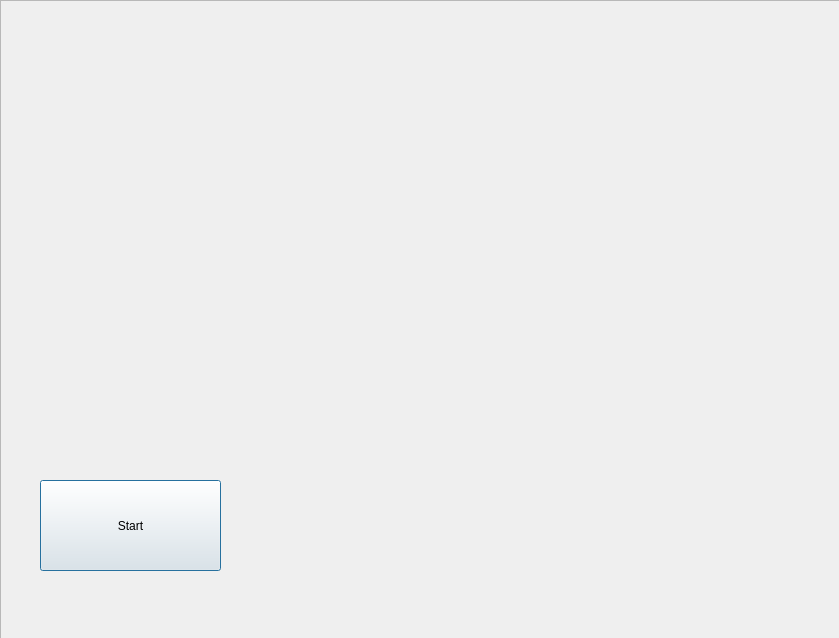
Above: Roxy_Layout.ui from longkimtran/Roxy before the change. Below: the same form after it.
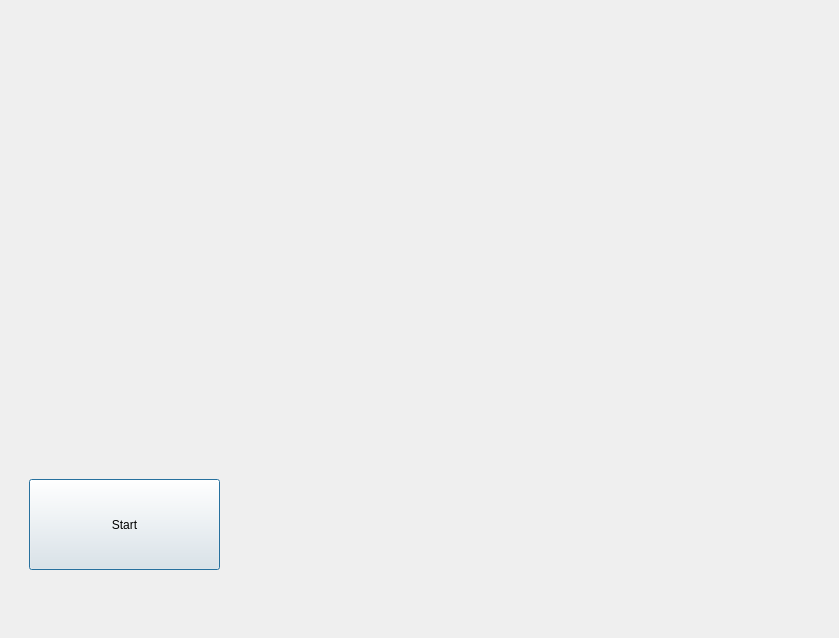
That is the form after the change. Icons and pictures are not drawn.

Commit message: Create layout

Diff of the .ui file:
```diff
--- a/Roxy_Layout.ui
+++ b/Roxy_Layout.ui
@@ -13,11 +13,11 @@
   <property name="windowTitle">
    <string>Dialog</string>
   </property>
-  <widget class="QFrame" name="frame">
+  <widget class="QWidget" name="Screen" native="true">
    <property name="geometry">
     <rect>
-     <x>0</x>
-     <y>0</y>
+     <x>-1</x>
+     <y>-1</y>
      <width>841</width>
      <height>641</height>
     </rect>
@@ -25,18 +25,12 @@
    <property name="styleSheet">
     <string notr="true">background-image: url(:/newPrefix/D:/Virtual_Assisstance_Project/Personal Voice Assistant.gif);</string>
    </property>
-   <property name="frameShape">
-    <enum>QFrame::StyledPanel</enum>
-   </property>
-   <property name="frameShadow">
-    <enum>QFrame::Raised</enum>
-   </property>
-   <widget class="QPushButton" name="pushButton">
+   <widget class="QPushButton" name="Start_Button">
     <property name="geometry">
      <rect>
-      <x>40</x>
+      <x>30</x>
       <y>480</y>
-      <width>181</width>
+      <width>191</width>
       <height>91</height>
      </rect>
     </property>
```
The commit also changes 61 other files.
